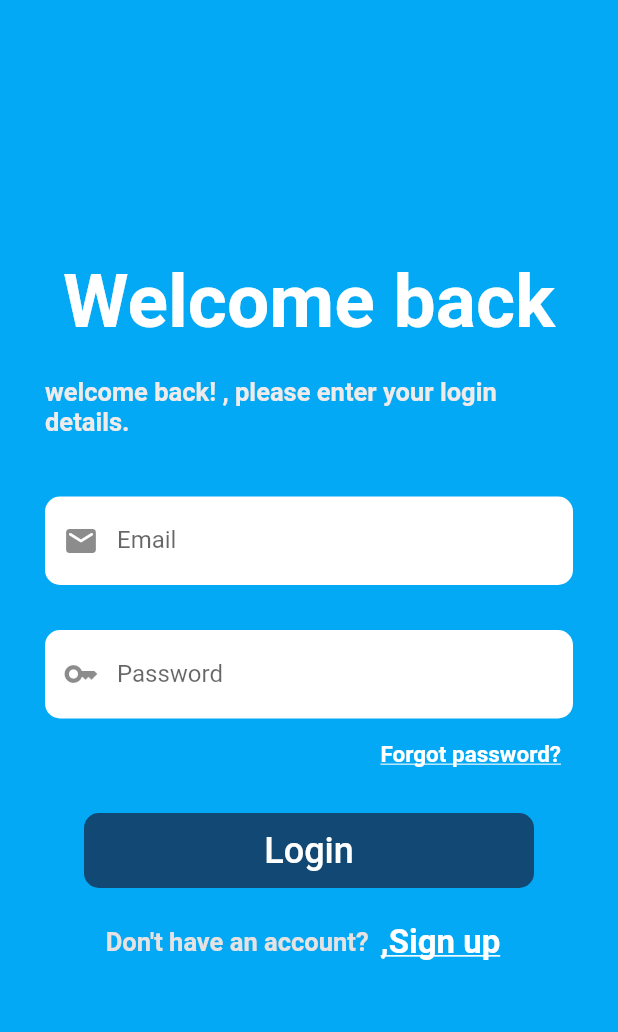
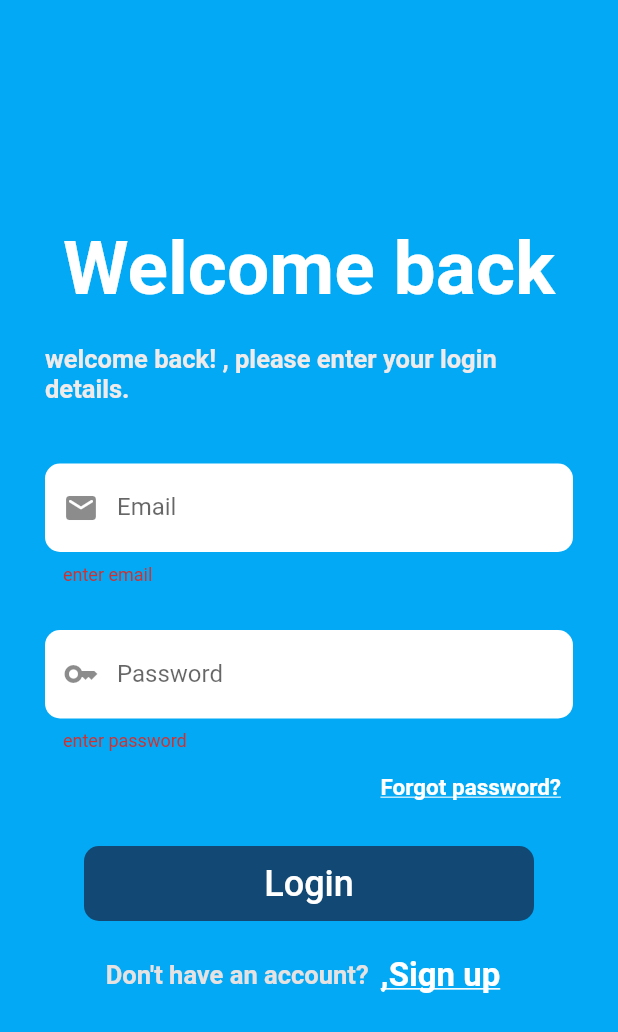
Before and after one commit to Bhupendra-Singh284/Flutter_Login_Page, a Flutter app: the screen it shows after launch, after a tap on "Login", on a phone screen of 412 x 824 dp. Shown: the top 1032 px of the screen. Run offline on Flutter 3.47's test engine with Material 2 defaults, Android fonts, the phone set to English and light mode, and no system bars; our stand-ins replace email_validator, shared_preferences.

Commit message:
Added emial validator and form validators

```diff
--- a/lib/loginScreen.dart
+++ b/lib/loginScreen.dart
@@ -1,5 +1,6 @@
 import 'package:flutter/material.dart';
 import 'package:task_manager/preferences_util[1].dart';
+import 'package:email_validator/email_validator.dart';
 
 class LoginScreen extends StatefulWidget {
   const LoginScreen({super.key});
@@ -11,6 +12,8 @@ class LoginScreen extends StatefulWidget {
 class _LoginScreenState extends State<LoginScreen> {
   final emailController = TextEditingController();
   final passwordController = TextEditingController();
+  final _formkey = GlobalKey<FormState>();
+
   bool isVisible = false;
   String password = "";
   String email = "";
@@ -31,6 +34,8 @@ class _LoginScreenState extends State<LoginScreen> {
     return Scaffold(
         backgroundColor: Colors.lightBlue,
         body: Center(
+          child: Form(
+            key: _formkey,
             child: Padding(
               padding: const EdgeInsets.all(30),
               child: Column(
@@ -52,7 +57,16 @@ class _LoginScreenState extends State<LoginScreen> {
                         fontWeight: FontWeight.bold),
                   ),
                   const Padding(padding: EdgeInsets.all(20)),
-                TextField(
+                  TextFormField(
+                      validator: (value) {
+                        if (value!.isEmpty) {
+                          return "enter email";
+                        }
+                        if (EmailValidator.validate(value) == false) {
+                          return "enter valid email";
+                        }
+                        return null;
+                      },
                       textInputAction: TextInputAction.done,
                       controller: emailController,
                       onChanged: (text) {
@@ -84,7 +98,17 @@ class _LoginScreenState extends State<LoginScreen> {
                                 icon: const Icon(Icons.clear)),
                       )),
                   const Padding(padding: EdgeInsets.only(bottom: 30)),
-                TextField(
+                  TextFormField(
+                    validator: (value) {
+                      if (value!.isEmpty) {
+                        return "enter password";
+                      }
+                      if (value.length < 8) {
+                        return "password should be 8 characters long";
+                      }
+
+                      return null;
+                    },
                     controller: passwordController,
                     obscureText: !isVisible,
                     maxLength: 8,
@@ -151,6 +175,9 @@ class _LoginScreenState extends State<LoginScreen> {
                         onPressed: () {
                           Preferences.setString("user_email", email);
                           Preferences.setString("user_password", password);
+                          if (_formkey.currentState!.validate()) {
+                            print("Valid form");
+                          }
                         },
                         child: const Text(
                           "Login",
@@ -191,6 +218,7 @@ class _LoginScreenState extends State<LoginScreen> {
                 ],
               ),
             ),
+          ),
         ));
   }
 }
--- a/pubspec.yaml
+++ b/pubspec.yaml
@@ -37,6 +37,7 @@ dependencies:
   # Use with the CupertinoIcons class for iOS style icons.
   cupertino_icons: ^1.0.2
   shared_preferences: ^2.0.15
+  email_validator: ^2.1.16
 
 dev_dependencies:
   flutter_test:
```
Also changed, not shown: pubspec.lock. Lines whose indentation alone changed are shown as unchanged.
